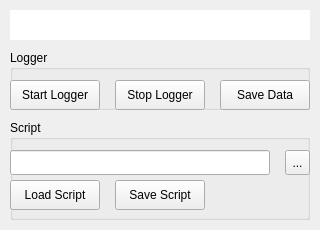
Old version of the form rqt_signal_logger/resource/signal_logger_configure.ui in the repository ANYbotics/signal_logger.
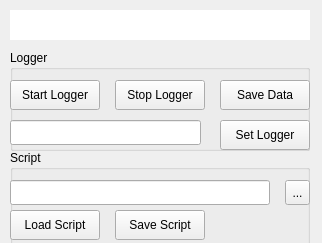
New version of the form.

Commit message: added short unsigned to logger ros, rqt plugin allows to select logger ros namespace

```diff
--- a/rqt_signal_logger/resource/signal_logger_configure.ui
+++ b/rqt_signal_logger/resource/signal_logger_configure.ui
@@ -6,8 +6,8 @@
    <rect>
     <x>0</x>
     <y>0</y>
-    <width>320</width>
-    <height>230</height>
+    <width>322</width>
+    <height>243</height>
    </rect>
   </property>
   <property name="windowTitle">
@@ -35,7 +35,7 @@
      <x>10</x>
      <y>50</y>
      <width>300</width>
-     <height>60</height>
+     <height>101</height>
     </rect>
    </property>
    <property name="title">
@@ -80,12 +80,35 @@
      <string>Save Data</string>
     </property>
    </widget>
+   <widget class="QLineEdit" name="namespaceEdit">
+    <property name="geometry">
+     <rect>
+      <x>0</x>
+      <y>70</y>
+      <width>191</width>
+      <height>25</height>
+     </rect>
+    </property>
+   </widget>
+   <widget class="QPushButton" name="setLoggerButton">
+    <property name="geometry">
+     <rect>
+      <x>210</x>
+      <y>70</y>
+      <width>90</width>
+      <height>30</height>
+     </rect>
+    </property>
+    <property name="text">
+     <string>Set Logger</string>
+    </property>
+   </widget>
   </widget>
   <widget class="QGroupBox" name="groupScript">
    <property name="geometry">
     <rect>
      <x>10</x>
-     <y>120</y>
+     <y>150</y>
      <width>300</width>
      <height>100</height>
     </rect>
```
The commit also changes 7 other files.
